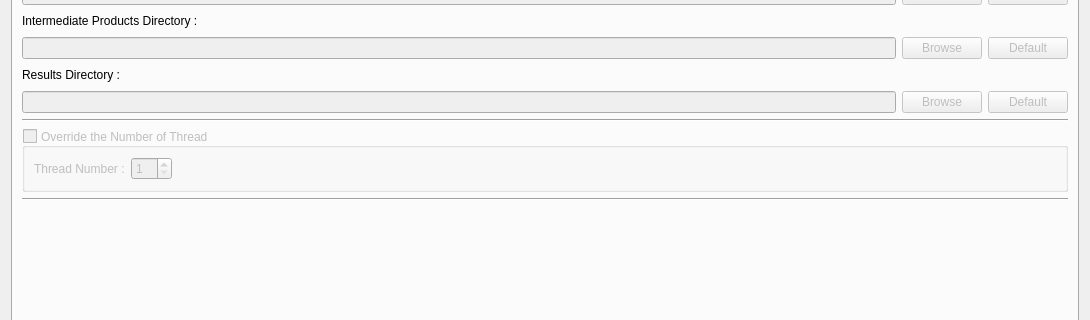
Qt form PhzQtUI/auxdir/PhzQtUI/FormConfiguration.ui (astrorama/Phosphoros) before a commit; both pictures show x 0 to 1090 and y 288 to 608 of the 1090 by 829 pixel window.
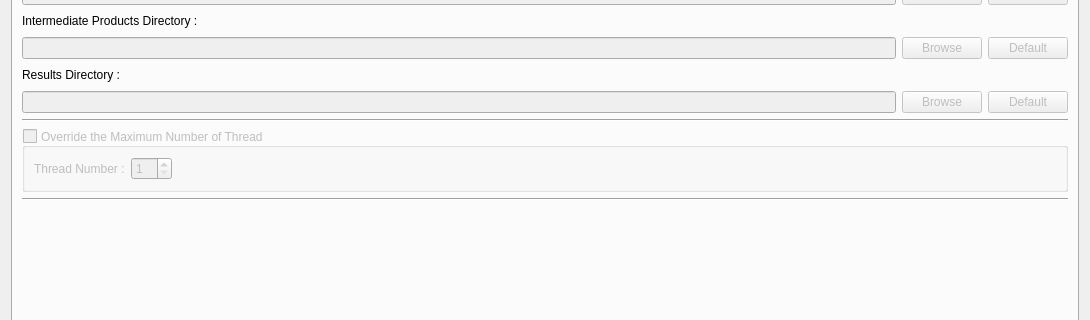
The same form after that commit. Custom widgets are drawn as their Qt base class.

```diff
--- a/PhzQtUI/auxdir/PhzQtUI/FormConfiguration.ui
+++ b/PhzQtUI/auxdir/PhzQtUI/FormConfiguration.ui
@@ -412,7 +412,7 @@
           <bool>false</bool>
          </property>
          <property name="title">
-          <string>Override the Number of Thread</string>
+          <string>Override the Maximum Number of Thread</string>
          </property>
          <property name="alignment">
           <set>Qt::AlignLeading|Qt::AlignLeft|Qt::AlignVCenter</set>
```
Left out of the diff: 3 changed lines with no effect on the pictures.
